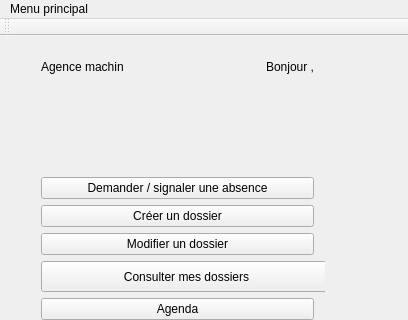
First picture: the form in programmeQT/projetDEMGUIV/mainwindow.ui, repository Alex-Bumblebee/ProjetDEMGUIV, before the edit; both pictures show x 0 to 408 and y 0 to 320 of the 408 by 521 pixel window.
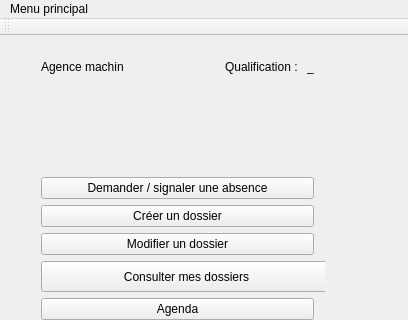
Second picture: the form after the edit.

Commit message: Affichage de la qualification de l'utilisateur connecté

```diff
--- a/programmeQT/projetDEMGUIV/mainwindow.ui
+++ b/programmeQT/projetDEMGUIV/mainwindow.ui
@@ -14,7 +14,7 @@
    <string>MainWindow</string>
   </property>
   <widget class="QWidget" name="centralWidget">
-   <widget class="QWidget" name="">
+   <widget class="QWidget" name="layoutWidget">
     <property name="geometry">
      <rect>
       <x>30</x>
@@ -62,7 +62,14 @@
        <item>
         <widget class="QLabel" name="label_2">
          <property name="text">
-          <string>Bonjour ,</string>
+          <string>Qualification : </string>
+         </property>
+        </widget>
+       </item>
+       <item>
+        <widget class="QLabel" name="labelLogin">
+         <property name="text">
+          <string>_</string>
          </property>
         </widget>
        </item>
```
Left out of the diff: 16 changed lines with no effect on the pictures. The commit also changes 2 other files.
